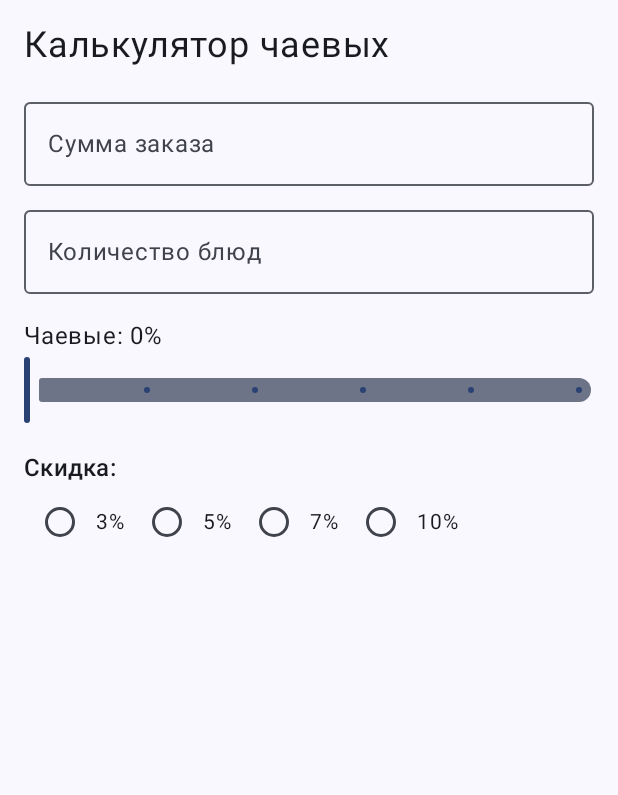
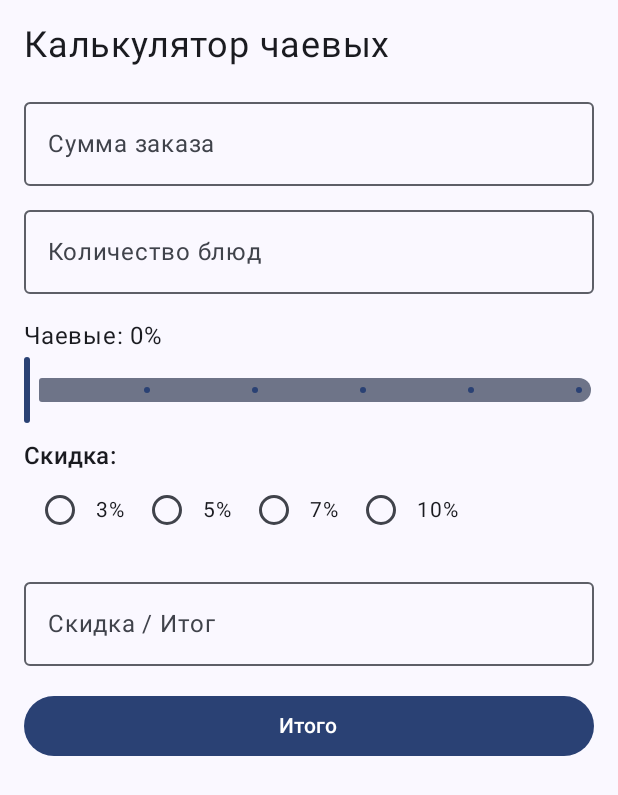
Before and after one commit to hila02238-cpu/TipCalculator, an Android app built with Jetpack Compose: the composable TipCalculatorScreen shown on its own in the app's theme, on a phone screen of 412 x 824 dp. Shown: the top 795 px of the screen. Run offline under Robolectric (Android 15) with nearby library versions, the phone set to English and light mode, and no system bars.

Commit message:
NEW4* final

```diff
--- a/app/src/main/java/com/example/tipcalculator/MainActivity.kt
+++ b/app/src/main/java/com/example/tipcalculator/MainActivity.kt
@@ -11,8 +11,9 @@ import androidx.compose.ui.Modifier
 import androidx.compose.ui.tooling.preview.Preview
 import androidx.compose.ui.unit.dp
 import androidx.compose.ui.unit.sp
+import kotlinx.coroutines.launch
 
-
+// --- ЛОГИКА (без изменений) ---
 fun calculateDiscount(dishCount: Int): Int {
     return when {
         dishCount in 1..2 -> 3
@@ -27,17 +28,29 @@ fun calculateDiscountAmount(sum: Double, discountPercent: Int): Double {
     return sum * (discountPercent / 100.0)
 }
 
+// --- ИНТЕРФЕЙС ---
+@OptIn(ExperimentalMaterial3Api::class)
+@Composable
+fun TipCalculatorScreen(
+    initialSum: String = "",
+    initialDishes: String = ""
+) {
+    var orderSum by remember { mutableStateOf(initialSum) }
+    var dishCount by remember { mutableStateOf(initialDishes) }
+    var tipPercent by remember { mutableStateOf(0f) }
+    var resultText by remember { mutableStateOf("") }
 
-@Composable
-fun TipCalculatorScreen() {
-    var orderSum by remember { mutableStateOf("") }
-    var dishCount by remember { mutableStateOf("") }
-    var tipPercent by remember { mutableStateOf(0f) }
+    val snackbarHostState = remember { SnackbarHostState() }
+    val scope = rememberCoroutineScope()
 
     val currentDishCount = dishCount.toIntOrNull() ?: 0
     val currentDiscount = calculateDiscount(currentDishCount)
+    val currentSum = orderSum.toDoubleOrNull() ?: 0.0
 
-    Column(modifier = Modifier.padding(16.dp)) {
+    Scaffold(
+        snackbarHost = { SnackbarHost(snackbarHostState) }
+    ) { innerPadding ->
+        Column(modifier = Modifier.padding(innerPadding).padding(16.dp)) {
             Text(text = "Калькулятор чаевых", fontSize = 24.sp)
 
             OutlinedTextField(
@@ -63,8 +76,7 @@ fun TipCalculatorScreen() {
                 modifier = Modifier.fillMaxWidth()
             )
 
-        Text(text = "Скидка:", style = MaterialTheme.typography.titleMedium, modifier = Modifier.padding(top = 16.dp))
-
+            Text(text = "Скидка:", style = MaterialTheme.typography.titleMedium, modifier = Modifier.padding(top = 8.dp))
             Row(verticalAlignment = Alignment.CenterVertically) {
                 listOf(3, 5, 7, 10).forEach { discount ->
                     Row(verticalAlignment = Alignment.CenterVertically, modifier = Modifier.padding(end = 4.dp)) {
@@ -76,11 +88,38 @@ fun TipCalculatorScreen() {
                     }
                 }
             }
+
+            OutlinedTextField(
+                value = resultText,
+                onValueChange = {},
+                readOnly = true,
+                label = { Text("Скидка / Итог") },
+                modifier = Modifier.fillMaxWidth().padding(vertical = 16.dp)
+            )
+
+            Button(
+                onClick = {
+                    val discountAmount = calculateDiscountAmount(currentSum, currentDiscount)
+                    val finalSum = currentSum - discountAmount
+                    val tipAmount = finalSum * (tipPercent / 100f)
+
+                    resultText = "Итого: ${"%.2f".format(finalSum)} руб."
+
+                    scope.launch {
+                        snackbarHostState.showSnackbar("Сумма чаевых: ${"%.2f".format(tipAmount)} руб.")
+                    }
+                },
+                modifier = Modifier.fillMaxWidth()
+            ) {
+                Text("Итого")
+            }
+        }
     }
 }
 
-@Preview(showBackground = true, name = "Шаг 4: Радиокнопки")
+// --- ПРЕВЬЮ ---
+@Preview(showBackground = true, name = "Финальный экран (пустой)")
 @Composable
-fun PreviewStep4() {
+fun PreviewFinalEmpty() {
     TipCalculatorScreen()
 }
```
Lines whose indentation alone changed are shown as unchanged.
